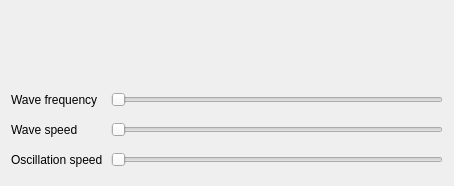
First picture: the form in Effects/Wavy/Wavy.ui, repository DLdota/OpenRGBEffectsPlugin, before the edit.
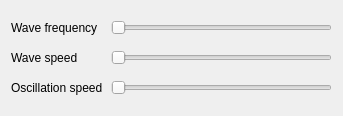
Second picture: the form after the edit. Custom widgets are drawn as their Qt base class.

Patch:
```diff
--- a/Effects/Wavy/Wavy.ui
+++ b/Effects/Wavy/Wavy.ui
@@ -6,8 +6,8 @@
    <rect>
     <x>0</x>
     <y>0</y>
-    <width>454</width>
-    <height>186</height>
+    <width>343</width>
+    <height>116</height>
    </rect>
   </property>
   <property name="sizePolicy">
@@ -20,19 +20,6 @@
    <property name="spacing">
     <number>10</number>
    </property>
-   <item>
-    <spacer name="verticalSpacer">
-     <property name="orientation">
-      <enum>Qt::Vertical</enum>
-     </property>
-     <property name="sizeHint" stdset="0">
-      <size>
-       <width>20</width>
-       <height>40</height>
-      </size>
-     </property>
-    </spacer>
-   </item>
    <item>
     <layout class="QVBoxLayout" name="settings_layout">
      <property name="spacing">
```
